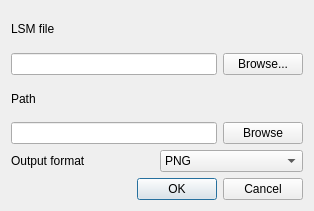
The window that branches/GoFigure2Beta/Code/GUI/lib/LsmToMegaExportDialog.ui (gofigure2/GoFigure2) describes before a commit, drawn with Qt 5.
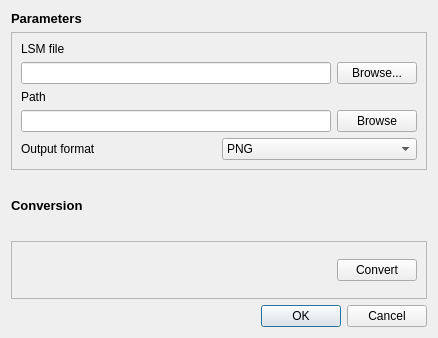
The same window after the commit.

Commit message: ENH: more convenient, user can convert several file without leaving the dialog box

Patch:
```diff
--- a/branches/GoFigure2Beta/Code/GUI/lib/LsmToMegaExportDialog.ui
+++ b/branches/GoFigure2Beta/Code/GUI/lib/LsmToMegaExportDialog.ui
@@ -6,14 +6,36 @@
    <rect>
     <x>0</x>
     <y>0</y>
-    <width>314</width>
-    <height>211</height>
+    <width>438</width>
+    <height>338</height>
    </rect>
   </property>
   <property name="windowTitle">
    <string>Dialog</string>
   </property>
-  <layout class="QGridLayout" name="gridLayout_4">
+  <layout class="QGridLayout" name="gridLayout_11">
+   <item row="0" column="0">
+    <layout class="QGridLayout" name="gridLayout_10">
+     <item row="0" column="0">
+      <widget class="QLabel" name="label">
+       <property name="text">
+        <string>&lt;!DOCTYPE HTML PUBLIC &quot;-//W3C//DTD HTML 4.0//EN&quot; &quot;http://www.w3.org/TR/REC-html40/strict.dtd&quot;&gt;
+&lt;html&gt;&lt;head&gt;&lt;meta name=&quot;qrichtext&quot; content=&quot;1&quot; /&gt;&lt;style type=&quot;text/css&quot;&gt;
+p, li { white-space: pre-wrap; }
+&lt;/style&gt;&lt;/head&gt;&lt;body style=&quot; font-family:'Sans'; font-size:10pt; font-weight:400; font-style:normal;&quot;&gt;
+&lt;p style=&quot; margin-top:0px; margin-bottom:0px; margin-left:0px; margin-right:0px; -qt-block-indent:0; text-indent:0px;&quot;&gt;&lt;span style=&quot; font-weight:600;&quot;&gt;Parameters&lt;/span&gt;&lt;/p&gt;&lt;/body&gt;&lt;/html&gt;</string>
+       </property>
+      </widget>
+     </item>
+     <item row="1" column="0">
+      <widget class="QFrame" name="frame_2">
+       <property name="frameShape">
+        <enum>QFrame::StyledPanel</enum>
+       </property>
+       <property name="frameShadow">
+        <enum>QFrame::Raised</enum>
+       </property>
+       <layout class="QGridLayout" name="gridLayout_8">
    <item row="0" column="0">
     <layout class="QGridLayout" name="gridLayout_6">
      <item row="1" column="0">
@@ -97,7 +119,63 @@
      </item>
     </layout>
    </item>
-   <item row="3" column="0">
+       </layout>
+      </widget>
+     </item>
+    </layout>
+   </item>
+   <item row="1" column="0">
+    <layout class="QGridLayout" name="gridLayout_9">
+     <item row="0" column="0">
+      <widget class="QLabel" name="label_2">
+       <property name="text">
+        <string>&lt;!DOCTYPE HTML PUBLIC &quot;-//W3C//DTD HTML 4.0//EN&quot; &quot;http://www.w3.org/TR/REC-html40/strict.dtd&quot;&gt;
+&lt;html&gt;&lt;head&gt;&lt;meta name=&quot;qrichtext&quot; content=&quot;1&quot; /&gt;&lt;style type=&quot;text/css&quot;&gt;
+p, li { white-space: pre-wrap; }
+&lt;/style&gt;&lt;/head&gt;&lt;body style=&quot; font-family:'Sans'; font-size:10pt; font-weight:400; font-style:normal;&quot;&gt;
+&lt;p style=&quot; margin-top:0px; margin-bottom:0px; margin-left:0px; margin-right:0px; -qt-block-indent:0; text-indent:0px;&quot;&gt;&lt;span style=&quot; font-weight:600;&quot;&gt;Conversion&lt;/span&gt;&lt;/p&gt;&lt;/body&gt;&lt;/html&gt;</string>
+       </property>
+      </widget>
+     </item>
+     <item row="1" column="0">
+      <widget class="QFrame" name="frame">
+       <property name="frameShape">
+        <enum>QFrame::StyledPanel</enum>
+       </property>
+       <property name="frameShadow">
+        <enum>QFrame::Raised</enum>
+       </property>
+       <layout class="QGridLayout" name="gridLayout_7">
+        <item row="0" column="0">
+         <layout class="QGridLayout" name="gridLayout_4">
+          <item row="0" column="0">
+           <spacer name="horizontalSpacer">
+            <property name="orientation">
+             <enum>Qt::Horizontal</enum>
+            </property>
+            <property name="sizeHint" stdset="0">
+             <size>
+              <width>40</width>
+              <height>20</height>
+             </size>
+            </property>
+           </spacer>
+          </item>
+          <item row="0" column="1">
+           <widget class="QPushButton" name="convert">
+            <property name="text">
+             <string>Convert</string>
+            </property>
+           </widget>
+          </item>
+         </layout>
+        </item>
+       </layout>
+      </widget>
+     </item>
+    </layout>
+   </item>
+   <item row="2" column="0">
     <widget class="QDialogButtonBox" name="buttonBox">
      <property name="orientation">
       <enum>Qt::Horizontal</enum>
```
Left out of the diff: 32 changed lines with no effect on the pictures. Lines whose indentation alone changed are shown as unchanged. The commit also changes 2 other files.
